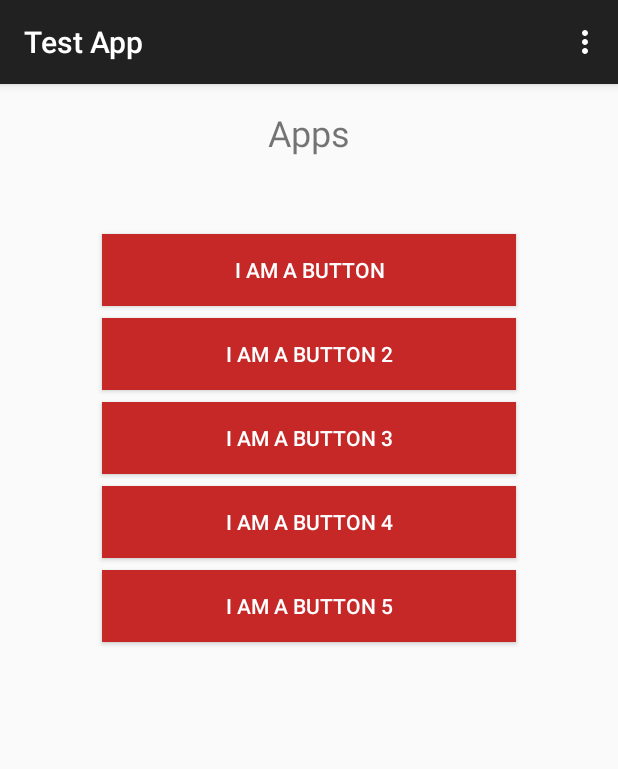
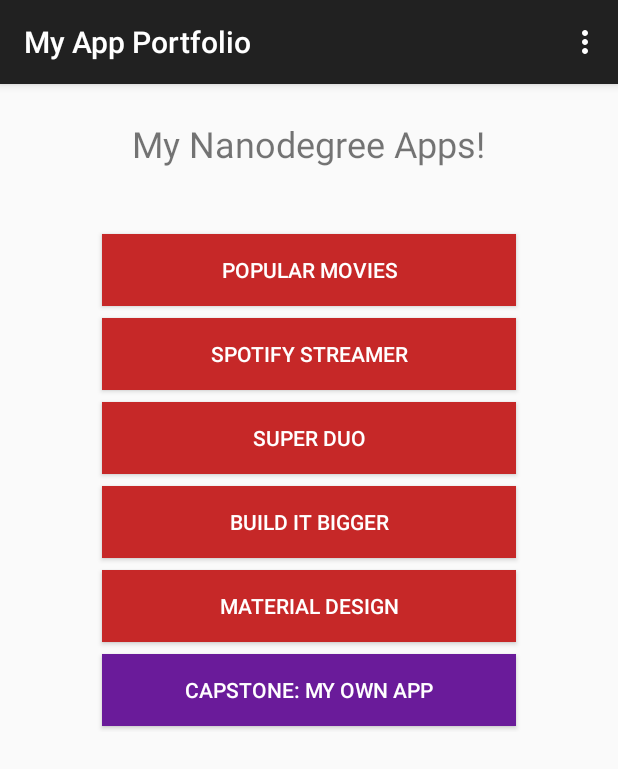
Before and after one commit to dnaiscienne/AppPortfolio, an Android app: the screen it shows after launch (MainActivity), on a phone screen of 412 x 824 dp. Shown: the top 769 px of the screen. Run offline under Robolectric (Android 15) with nearby library versions, the phone set to English and light mode, and no system bars.

Commit message:
added touches for Udacity Nanodegree

```diff
--- a/app/src/main/res/layout/activity_main.xml
+++ b/app/src/main/res/layout/activity_main.xml
@@ -10,15 +10,14 @@
     android:paddingTop="@dimen/activity_vertical_margin"
     tools:context=".MainActivity">
 
-    <!--<TextView android:text="@string/hello_world" android:layout_width="wrap_content"-->
-    <!--android:layout_height="wrap_content" />-->
     <TextView
         android:layout_width="wrap_content"
         android:layout_height="48dp"
-        android:layout_gravity="center"
+        android:layout_gravity="center_horizontal"
+        android:gravity="center"
         android:layout_marginBottom="32dp"
         android:textSize="24sp"
-        android:text="Apps" />
+        android:text="My Nanodegree Apps!" />
 
     <LinearLayout
         android:layout_height="wrap_content"
@@ -31,28 +30,34 @@
 
         <Button
             style="@style/ButtonStyle"
-            android:id="@+id/button1"
-            android:text="I am a button"
-            />
+            android:id="@+id/movies"
+            android:text="Popular Movies" />
 
         <Button
             style="@style/ButtonStyle"
-            android:id="@+id/button2"
-            android:text="I am a button 2" />
+            android:id="@+id/spotify"
+            android:text="Spotify Streamer" />
+
 
         <Button
             style="@style/ButtonStyle"
-            android:id="@+id/button3"
-            android:text="I am a button 3" />
+            android:id="@+id/superduo"
+            android:text="Super Duo" />
 
         <Button
             style="@style/ButtonStyle"
-            android:id="@+id/button4"
-            android:text="I am a button 4" />
+            android:id="@+id/build"
+            android:text="Build It Bigger" />
 
         <Button
             style="@style/ButtonStyle"
-            android:id="@+id/button5"
-            android:text="I am a button 5" />
+            android:id="@+id/material"
+            android:text="Material Design" />
+
+        <Button
+            style="@style/ButtonStyle"
+            android:background="#6A1B9A"
+            android:id="@+id/capstone"
+            android:text="Capstone: My Own App" />
     </LinearLayout>
 </LinearLayout>
--- a/app/src/main/res/values/strings.xml
+++ b/app/src/main/res/values/strings.xml
@@ -1,6 +1,4 @@
 <resources>
-    <string name="app_name">Test App</string>
-
-    <string name="hello_world">Hello world!</string>
+    <string name="app_name">My App Portfolio</string>
     <string name="action_settings">Settings</string>
 </resources>
```
Also changed, not shown: app/src/main/java/com/example/dc/appportfolio/MainActivity.java (+14 -11 lines).
